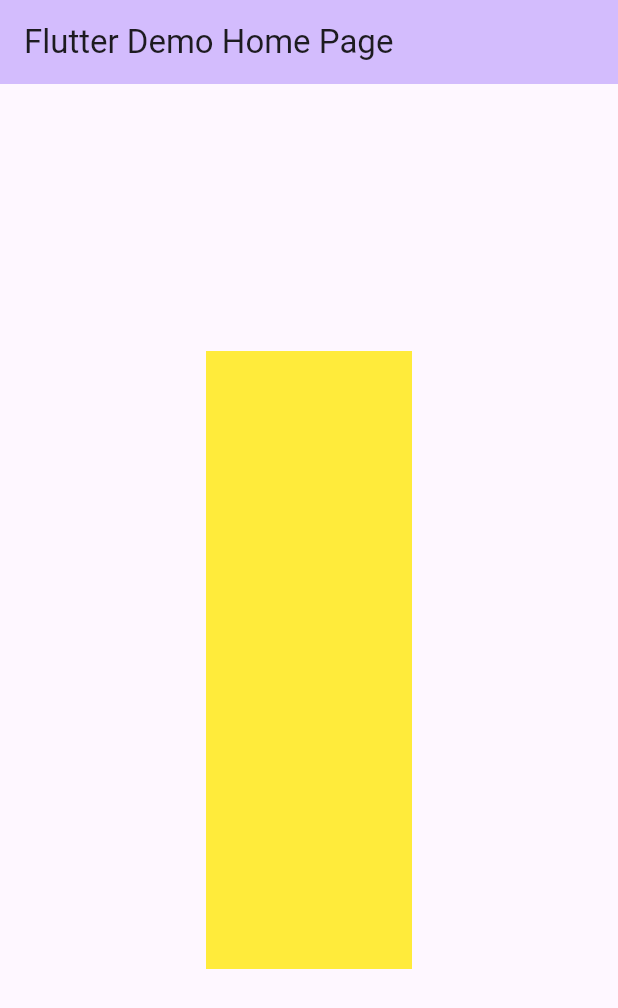
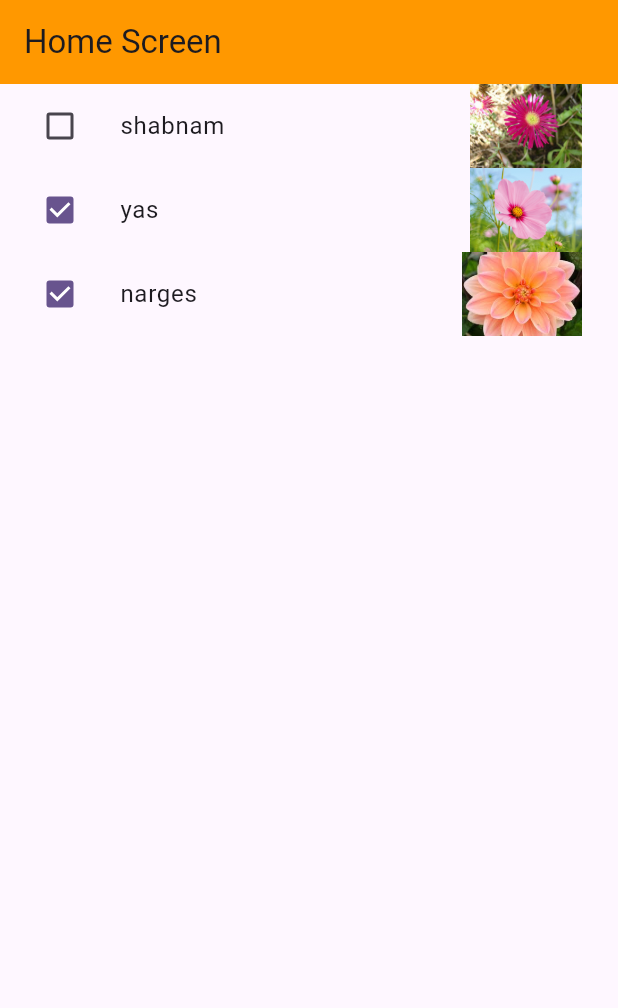
Before and after one commit to alifarahani1998/WebEng_UT_Spring2025_Front, a Flutter app: the screen it shows after launch, on a phone screen of 412 x 824 dp. Shown: the top 1008 px of the screen. Run offline on Flutter 3.47's test engine with Material 3 defaults, Android fonts, the phone set to English and light mode, and no system bars.

Commit message:
session 2: widgets and MVC

```diff
--- a/lib/main.dart
+++ b/lib/main.dart
@@ -1,12 +1,15 @@
 import 'package:flutter/material.dart';
+import 'package:flutter_application_test/view/splash_screen.dart';
 
+
+// The start point of each app
 void main() {
-  runApp(const MyApp());
+
+  // runApp creates the widget tree (initializes the app layout)
+  runApp(MyApp());
 }
 
 class MyApp extends StatelessWidget {
-  const MyApp({super.key});
-
   // This widget is the root of your application.
   @override
   Widget build(BuildContext context) {
@@ -30,70 +33,8 @@ class MyApp extends StatelessWidget {
         // tested with just a hot reload.
         colorScheme: ColorScheme.fromSeed(seedColor: Colors.deepPurple),
       ),
-      home: const MyHomePage(title: 'Flutter Demo Home Page'),
+      // The first route/screen of the application
+      home: SplashScreen(),
     );
   }
 }
-
-class MyHomePage extends StatefulWidget {
-  const MyHomePage({super.key, required this.title});
-
-  // This widget is the home page of your application. It is stateful, meaning
-  // that it has a State object (defined below) that contains fields that affect
-  // how it looks.
-
-  // This class is the configuration for the state. It holds the values (in this
-  // case the title) provided by the parent (in this case the App widget) and
-  // used by the build method of the State. Fields in a Widget subclass are
-  // always marked "final".
-
-  final String title;
-
-  @override
-  State<MyHomePage> createState() => _MyHomePageState();
-}
-
-class _MyHomePageState extends State<MyHomePage> {
-  String name = '';
-
-  @override
-  Widget build(BuildContext context) {
-    final screenWidth = MediaQuery.sizeOf(context).width;
-    final screenHeight = MediaQuery.sizeOf(context).height;
-    // This method is rerun every time setState is called, for instance as done
-    // by the _incrementCounter method above.
-    //
-    // The Flutter framework has been optimized to make rerunning build methods
-    // fast, so that you can just rebuild anything that needs updating rather
-    // than having to individually change instances of widgets.
-    return Scaffold(
-      appBar: AppBar(
-        // TRY THIS: Try changing the color here to a specific color (to
-        // Colors.amber, perhaps?) and trigger a hot reload to see the AppBar
-        // change color while the other colors stay the same.
-        backgroundColor: Theme.of(context).colorScheme.inversePrimary,
-        // Here we take the value from the MyHomePage object that was created by
-        // the App.build method, and use it to set our appbar title.
-        title: Text(widget.title),
-      ),
-      body: InkWell(
-        child: Center(
-          child: Container(
-            alignment: Alignment.center,
-            width: screenWidth / 3,
-            height: screenHeight / 2,
-            color: Colors.yellow,
-            child: Text(
-              '$name',
-              style: TextStyle(fontSize: 30, color: Colors.red),
-            ),
-          ),
-        ),
-        onTap:
-            () => setState(() {
-              name = 'mamad';
-            }),
-      ),
-    );
-  }
-}
--- /dev/null
+++ b/lib/model/flower_model.dart
@@ -0,0 +1,17 @@
+// Each flow/logic has data. Data (models) come here
+
+class FlowerModel {
+  final int id;
+  final String name;
+  final int age;
+  bool isWatered;
+  final String imagePath;
+
+  FlowerModel({
+    required this.age,
+    required this.id,
+    this.isWatered = false,
+    required this.name,
+    required this.imagePath,
+  });
+}
--- /dev/null
+++ b/lib/view/home_screen.dart
@@ -0,0 +1,68 @@
+import 'package:flutter/material.dart';
+import 'package:flutter_application_test/controller/flower_list_controller.dart';
+import 'package:flutter_application_test/model/flower_model.dart';
+
+class HomeScreen extends StatefulWidget {
+  @override
+  State<HomeScreen> createState() => _HomeScreenState();
+}
+
+class _HomeScreenState extends State<HomeScreen> {
+
+  // Creates a list of flower objects/models statically (we usually get these by APIs)
+  final List<FlowerModel> flowers = [
+    FlowerModel(
+      age: 12,
+      id: 0,
+      isWatered: false,
+      name: 'shabnam',
+      imagePath: 'assets/images/shabnam.jpg',
+    ),
+    FlowerModel(
+      age: 10,
+      id: 1,
+      isWatered: true,
+      name: 'yas',
+      imagePath: 'assets/images/yas.jpg',
+    ),
+    FlowerModel(
+      age: 5,
+      id: 2,
+      isWatered: true,
+      name: 'narges',
+      imagePath: 'assets/images/narges.jpg',
+    ),
+  ];
+
+  // Creates an object from controller to use controller logic functions
+  FlowerListController flowerListController = new FlowerListController();
+
+  @override
+  Widget build(BuildContext context) {
+    return Scaffold(
+      appBar: AppBar(
+        title: Text('Home Screen'),
+        backgroundColor: Colors.orange,
+      ),
+      body: ListView.builder(
+        itemCount: flowers.length,
+        itemBuilder:
+            (context, index) => ListTile(
+              title: Text(flowers[index].name),
+              leading: Checkbox(
+                value: flowers[index].isWatered,
+                onChanged: (value) {
+                  /* We want to refresh app state. SetState() does that. The widget must be stateful in order to use SetState()
+                  Without this, the check marks would not change. Try this without SetState() to see! */
+                  setState(() {
+                    flowers[index].isWatered = flowerListController
+                        .toggleFlowerWaterStatus(flowers[index].id, !value!);
+                  });
+                },
+              ),
+              trailing: Image.asset(flowers[index].imagePath),
+            ),
+      ),
+    );
+  }
+}
```
Also changed, not shown: lib/controller/flower_list_controller.dart (added, +11 -0 lines), lib/view/splash_screen.dart (added, +41 -0 lines), pubspec.yaml (+4 -3 lines), assets/images/narges.jpg (added), assets/images/shabnam.jpg (added), assets/images/yas.jpg (added), 3 other files.
